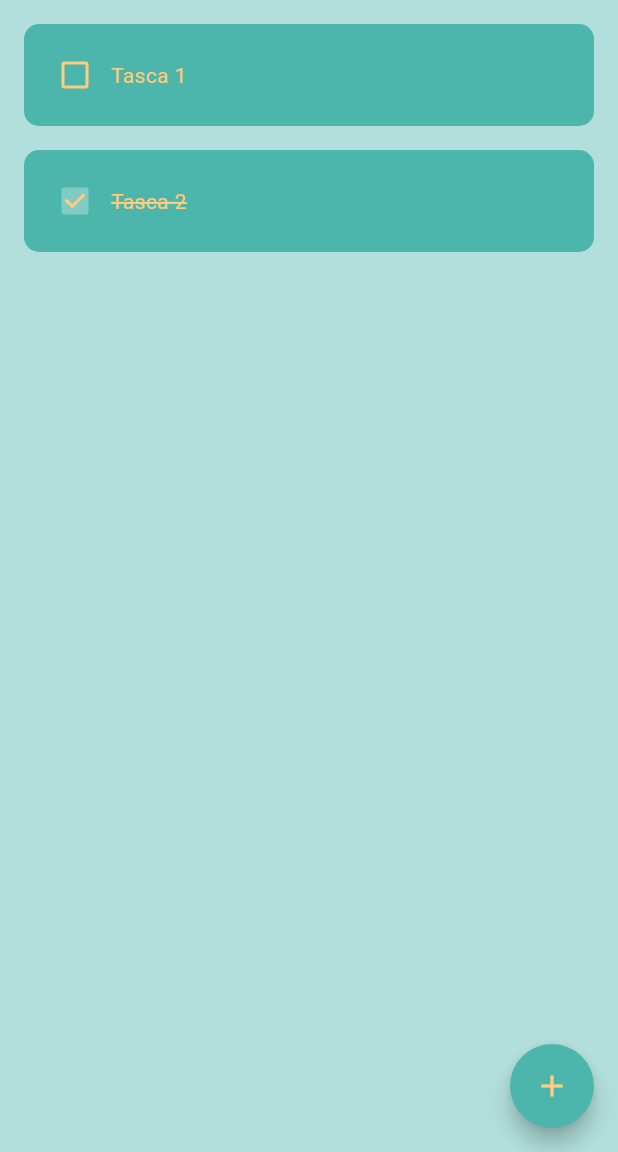
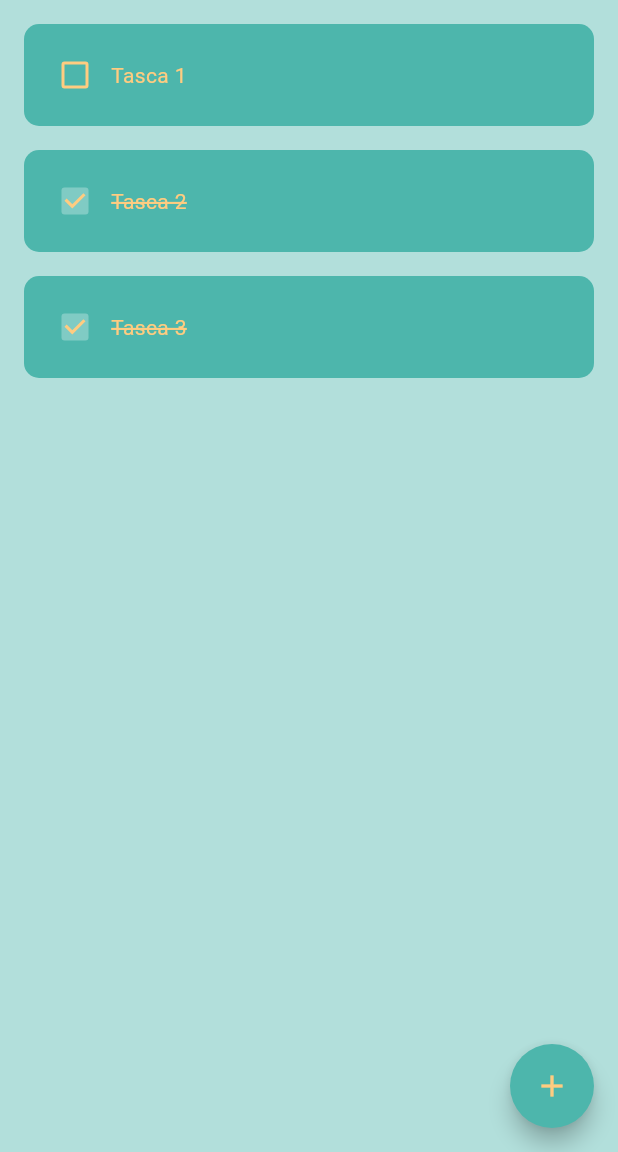
Before and after one commit to alan-agustin/app_tasques, a Flutter app: the screen it shows after launch, on a phone screen of 412 x 824 dp, the part 84-1236 px from its top. Run offline on Flutter 3.47's test engine with Material 3 defaults, Android fonts, the phone set to English and light mode, and no system bars; drawn by our look-alikes of flutter_slidable.

Commit message:
chechbox funcionant i esborrant tasca

```diff
--- a/lib/components/item_tasca.dart
+++ b/lib/components/item_tasca.dart
@@ -1,12 +1,18 @@
 import 'package:flutter/material.dart';
+import 'package:flutter_slidable/flutter_slidable.dart';
 
 class ItemTasca extends StatelessWidget {
   final String textTasca;
   final bool valorCheckBox;
+  final Function(bool?)? canviaValorCheckbox;
+  final Function(BuildContext)? esborraTasca;
+
   const ItemTasca({
     super.key,
     required this.textTasca,
     required this.valorCheckBox,
+    required this.canviaValorCheckbox,
+    required this.esborraTasca,
   });
 
   @override
@@ -16,6 +22,17 @@ class ItemTasca extends StatelessWidget {
         top: 16,
         left: 16,
         right: 16,
+      ),
+      child: Slidable(
+        endActionPane: ActionPane(
+          motion: const StretchMotion(),
+          children: [SlidableAction(
+            icon: Icons.delete,
+            backgroundColor: Colors.purple,
+            borderRadius: BorderRadius.circular(10),
+            onPressed: esborraTasca,
+
+            )],
         ),
         child: Container(
           decoration: BoxDecoration(
@@ -35,7 +52,7 @@ class ItemTasca extends StatelessWidget {
                     width: 2,
                   ),
                   value: valorCheckBox,
-                onChanged: (valorRebut) {},
+                  onChanged: canviaValorCheckbox,
                 ),
                 //text
                 Text(
@@ -53,6 +70,7 @@ class ItemTasca extends StatelessWidget {
             ),
           ),
         ),
+      ),
     );
   }
 }
--- a/lib/pagines/pagina1.dart
+++ b/lib/pagines/pagina1.dart
@@ -12,7 +12,22 @@ class _Pagina1State extends State<Pagina1> {
   List tasquesLlista = [
     {"titol": "Tasca 1", "valor": false},
     {"titol": "Tasca 2", "valor": true},
+    {"titol": "Tasca 3", "valor": true},
   ];
+
+  void canviaCheckbox(bool? valorCheckBox, int posLlista){
+
+    setState(() {
+      tasquesLlista[posLlista]["valor"] = !tasquesLlista[posLlista]["valor"];
+    });
+  }
+
+  void esborraTasca(int posLlista){
+
+    setState(() {
+      tasquesLlista.removeAt(posLlista);
+    });
+  }
   @override
   Widget build(BuildContext context) {
     return Scaffold(
@@ -46,6 +61,8 @@ class _Pagina1State extends State<Pagina1> {
           return ItemTasca(
             textTasca: tasquesLlista[index]["titol"],
             valorCheckBox: tasquesLlista[index]["valor"],
+            canviaValorCheckbox: (valor)=> canviaCheckbox(tasquesLlista[index]["valor"], index),
+            esborraTasca: (valor) => esborraTasca(index),
           );
         },
       ),
--- a/pubspec.yaml
+++ b/pubspec.yaml
@@ -9,6 +9,7 @@ environment:
 dependencies:
   flutter:
     sdk: flutter
+  flutter_slidable: ^3.1.2
 
 dev_dependencies:
   flutter_test:
```
Also changed, not shown: pubspec.lock. Lines whose indentation alone changed are shown as unchanged.
